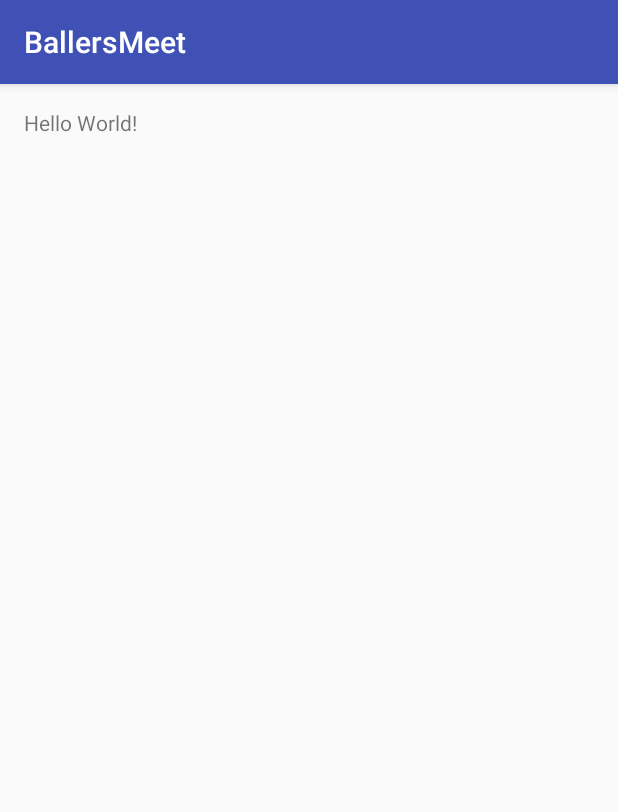
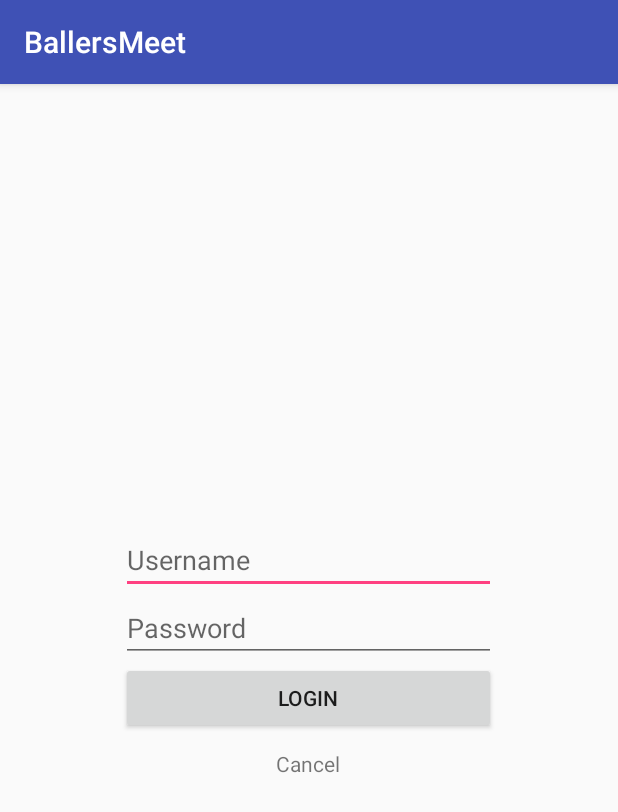
Before and after one commit to SrutiG/BallersMeet, an Android app: the screen it shows after launch (LoginActivity), on a phone screen of 412 x 824 dp. Shown: the top 812 px of the screen. Run offline under Robolectric (Android 15) with nearby library versions, the phone set to English and light mode, and no system bars.

Commit message:
xml for login, register

```diff
--- a/app/src/main/res/layout/activity_login.xml
+++ b/app/src/main/res/layout/activity_login.xml
@@ -1,5 +1,5 @@
 <?xml version="1.0" encoding="utf-8"?>
-<RelativeLayout xmlns:android="http://schemas.android.com/apk/res/android"
+<LinearLayout xmlns:android="http://schemas.android.com/apk/res/android"
     xmlns:tools="http://schemas.android.com/tools"
     android:layout_width="match_parent"
     android:layout_height="match_parent"
@@ -7,10 +7,33 @@
     android:paddingLeft="@dimen/activity_horizontal_margin"
     android:paddingRight="@dimen/activity_horizontal_margin"
     android:paddingTop="@dimen/activity_vertical_margin"
-    tools:context=".control.LoginActivity">
+    tools:context=".control.LoginActivity"
+    android:gravity="center"
+    android:orientation="vertical">
 
+    <EditText
+        android:layout_width="250dp"
+        android:layout_height="wrap_content"
+        android:hint="Username"
+        android:id="@+id/usernameET"/>
+    <EditText
+        android:layout_width="250dp"
+        android:layout_height="wrap_content"
+        android:hint="Password"
+        android:inputType="textPassword"
+        android:id="@+id/passwordET"/>
+    <Button
+        android:layout_width="250dp"
+        android:layout_height="wrap_content"
+        android:text="Login"
+        android:id="@+id/loginBT"
+        android:onClick="handleLoginClick"/>
     <TextView
-        android:layout_width="wrap_content"
+        android:layout_width="250dp"
         android:layout_height="wrap_content"
-        android:text="Hello World!" />
-</RelativeLayout>
+        android:text="Cancel"
+        android:onClick="handleCancelClick"
+        android:gravity="center"
+        android:id="@+id/cancelTV"
+        android:layout_margin="10dp"/>
+</LinearLayout>
```
Also changed, not shown: app/src/main/java/com/ballersmeet/sruti/ballersmeet/control/LoginActivity.java (+7 -0 lines), app/src/main/java/com/ballersmeet/sruti/ballersmeet/control/RegisterActivity.java (added, +25 -0 lines), app/src/main/res/layout/activity_register.xml (added, +50 -0 lines).
